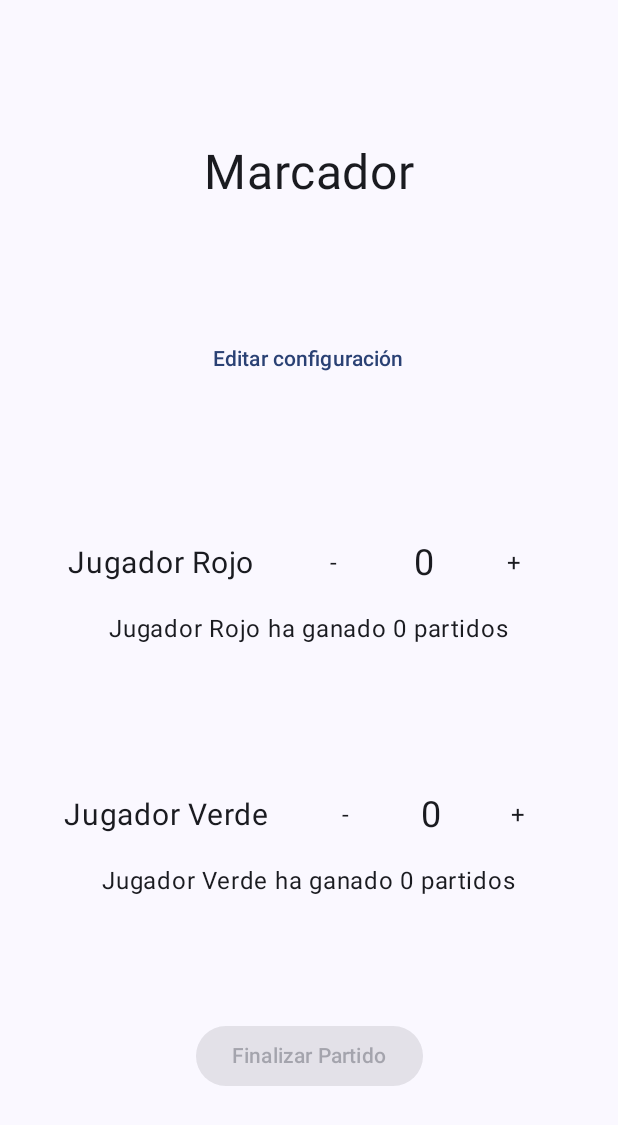
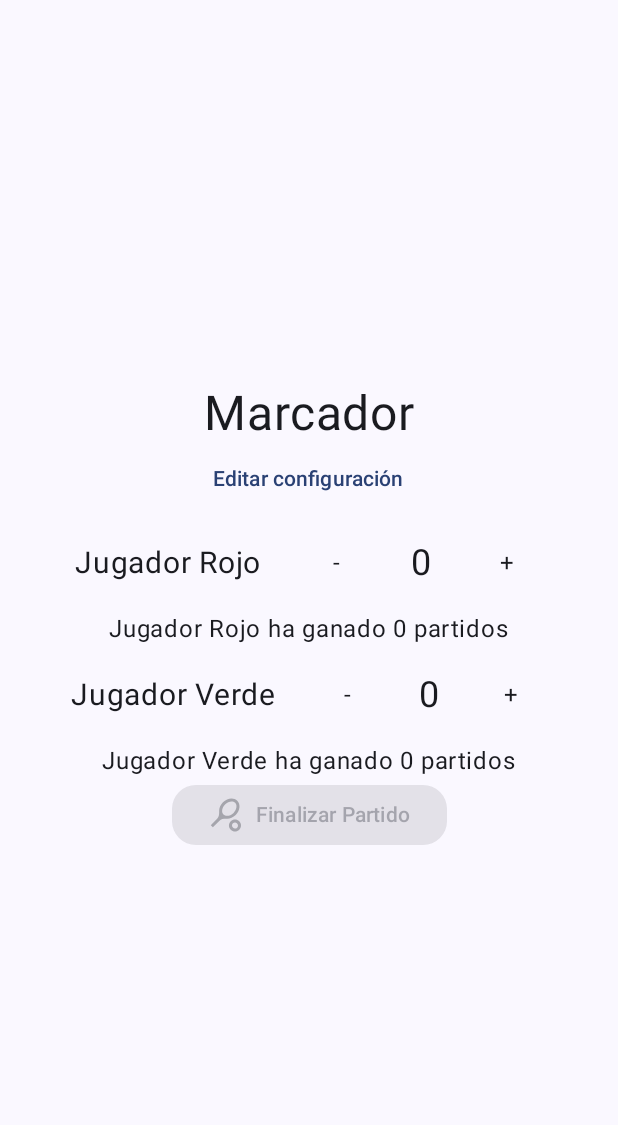
Before and after one commit to edwinvasa/PingPongChamp, an Android app built with Jetpack Compose: the ScoreboardScreen screen opened through its navigation route, after a tap on "Aceptar", on a phone screen of 412 x 824 dp. Shown: the top 1125 px of the screen. Run offline under Robolectric (Android 15) with nearby library versions, the phone set to English and light mode, and no system bars; our stand-ins replace Dagger/Hilt's generated code.

Commit message:
mejorando estetica.

```diff
--- a/app/build.gradle.kts
+++ b/app/build.gradle.kts
@@ -62,6 +62,8 @@ dependencies {
 
     implementation("com.airbnb.android:lottie-compose:6.3.0")
     implementation("androidx.compose.animation:animation:1.5.0")
+    implementation("androidx.compose.material:material-icons-extended")
+
     // Test
     testImplementation(libs.junit)
     androidTestImplementation(libs.androidx.junit)
--- a/app/src/main/java/com/edwinvasa/pingpongchamp/presentation/scoreboard/EndMatchButton.kt
+++ b/app/src/main/java/com/edwinvasa/pingpongchamp/presentation/scoreboard/EndMatchButton.kt
@@ -1,5 +1,6 @@
 package com.edwinvasa.pingpongchamp.presentation.scoreboard
 
+import androidx.compose.foundation.layout.padding
 import androidx.compose.material3.Button
 import androidx.compose.material3.SnackbarHostState
 import androidx.compose.material3.Text
@@ -7,6 +8,14 @@ import androidx.compose.runtime.Composable
 import com.edwinvasa.pingpongchamp.presentation.bracket.BracketViewModel
 import kotlinx.coroutines.CoroutineScope
 import kotlinx.coroutines.launch
+import androidx.compose.foundation.shape.RoundedCornerShape
+import androidx.compose.material.icons.Icons
+import androidx.compose.material.icons.filled.SportsTennis
+import androidx.compose.material3.Icon
+import androidx.compose.material3.ButtonDefaults
+import androidx.compose.material3.MaterialTheme
+import androidx.compose.ui.Modifier
+import androidx.compose.ui.unit.dp
 
 @Composable
 fun EndMatchButton(
@@ -63,9 +72,16 @@ fun EndMatchButton(
                     viewModel.greenPoints.value,
                     viewModel.winningPoints.value,
                     viewModel.suddenDeathEnabled.value
-                )
+                ),
+        shape = RoundedCornerShape(16.dp),
+        elevation = ButtonDefaults.buttonElevation(defaultElevation = 4.dp),
+        colors = ButtonDefaults.buttonColors(
+            containerColor = MaterialTheme.colorScheme.primary,
+            contentColor = MaterialTheme.colorScheme.onPrimary
+        )
     ) {
-        Text("Finalizar Partido")
+        Icon(Icons.Default.SportsTennis, contentDescription = "Tennis", modifier = Modifier.padding(end = 8.dp))
+        Text("Finalizar Partido", style = MaterialTheme.typography.labelLarge)
     }
 }
 
--- a/app/src/main/java/com/edwinvasa/pingpongchamp/presentation/scoreboard/MatchConfigurationDialog.kt
+++ b/app/src/main/java/com/edwinvasa/pingpongchamp/presentation/scoreboard/MatchConfigurationDialog.kt
@@ -1,92 +1,138 @@
 package com.edwinvasa.pingpongchamp.presentation.scoreboard
 
-import androidx.compose.foundation.layout.Arrangement
-import androidx.compose.foundation.layout.Column
-import androidx.compose.foundation.layout.Row
-import androidx.compose.foundation.layout.Spacer
-import androidx.compose.foundation.layout.fillMaxWidth
-import androidx.compose.foundation.layout.width
-import androidx.compose.material3.AlertDialog
-import androidx.compose.material3.Checkbox
-import androidx.compose.material3.OutlinedTextField
-import androidx.compose.material3.RadioButton
-import androidx.compose.material3.Text
-import androidx.compose.material3.TextButton
+import androidx.compose.foundation.layout.*
+import androidx.compose.foundation.shape.RoundedCornerShape
+import androidx.compose.material.icons.Icons
+import androidx.compose.material.icons.filled.SportsTennis
+import androidx.compose.material.icons.filled.Visibility
+import androidx.compose.material3.*
 import androidx.compose.runtime.Composable
 import androidx.compose.ui.Alignment
 import androidx.compose.ui.Modifier
 import androidx.compose.ui.unit.dp
-
+import androidx.compose.ui.window.Dialog
 
 @Composable
 fun MatchConfigurationDialog(viewModel: ScoreboardViewModel) {
-    AlertDialog(
-        onDismissRequest = {},
-        confirmButton = {
-            TextButton(onClick = { viewModel.showDialog.value = false }) {
-                Text("Aceptar")
-            }
-        },
-        title = { Text("Configuración del partido") },
-        text = {
-            Column(verticalArrangement = Arrangement.spacedBy(8.dp)) {
+    Dialog(onDismissRequest = { viewModel.showDialog.value = false }) {
+        Surface(
+            shape = RoundedCornerShape(16.dp),
+            tonalElevation = 4.dp,
+            modifier = Modifier
+                .fillMaxWidth()
+                .padding(16.dp)
+        ) {
+            Column(
+                modifier = Modifier.padding(24.dp),
+                verticalArrangement = Arrangement.spacedBy(16.dp)
+            ) {
+                Text(
+                    "Configuración del partido",
+                    style = MaterialTheme.typography.titleLarge
+                )
+
                 OutlinedTextField(
                     value = viewModel.redName.value,
                     onValueChange = { viewModel.redName.value = it },
                     label = { Text("Nombre jugador rojo") },
-                    modifier = Modifier.fillMaxWidth()
+                    modifier = Modifier.fillMaxWidth(),
+                    textStyle = MaterialTheme.typography.bodyMedium
                 )
+
                 OutlinedTextField(
                     value = viewModel.greenName.value,
                     onValueChange = { viewModel.greenName.value = it },
                     label = { Text("Nombre jugador verde") },
-                    modifier = Modifier.fillMaxWidth()
+                    modifier = Modifier.fillMaxWidth(),
+                    textStyle = MaterialTheme.typography.bodyMedium
                 )
+
                 OutlinedTextField(
                     value = viewModel.winningPoints.value.toString(),
-                    onValueChange = { viewModel.winningPoints.value = it.toIntOrNull() ?: 5 },
+                    onValueChange = {
+                        viewModel.winningPoints.value = it.toIntOrNull() ?: 5
+                    },
                     label = { Text("Puntos para ganar") },
-                    modifier = Modifier.fillMaxWidth()
+                    modifier = Modifier.fillMaxWidth(),
+                    textStyle = MaterialTheme.typography.bodyMedium
                 )
+
                 OutlinedTextField(
                     value = viewModel.totalGames.value.toString(),
-                    onValueChange = { viewModel.totalGames.value = it.toIntOrNull() ?: 5 },
+                    onValueChange = {
+                        viewModel.totalGames.value = it.toIntOrNull() ?: 5
+                    },
                     label = { Text("Total de partidos que se deben ganar") },
-                    modifier = Modifier.fillMaxWidth()
+                    modifier = Modifier.fillMaxWidth(),
+                    textStyle = MaterialTheme.typography.bodyMedium
                 )
+
+                Row(
+                    verticalAlignment = Alignment.CenterVertically,
+                    horizontalArrangement = Arrangement.spacedBy(8.dp)
+                ) {
+                    Icon(Icons.Default.Visibility, contentDescription = null)
+                    Checkbox(
+                        checked = viewModel.showServeIndicator.value,
+                        onCheckedChange = { viewModel.showServeIndicator.value = it }
+                    )
+                    Text("Mostrar quién lleva el saque", style = MaterialTheme.typography.bodyMedium)
+                }
+
+                if (viewModel.showServeIndicator.value) {
                     OutlinedTextField(
                         value = viewModel.serveChangeFrequency.value.toString(),
-                    onValueChange = { viewModel.serveChangeFrequency.value = it.toIntOrNull() ?: 2 },
+                        onValueChange = {
+                            viewModel.serveChangeFrequency.value = it.toIntOrNull() ?: 2
+                        },
                         label = { Text("Cambiar saque cada X puntos") },
                         modifier = Modifier.fillMaxWidth(),
-                    enabled = viewModel.showServeIndicator.value
+                        textStyle = MaterialTheme.typography.bodyMedium
                     )
+
+                    Column {
+                        Text("Empieza sacando:", style = MaterialTheme.typography.bodyMedium)
                         Row(verticalAlignment = Alignment.CenterVertically) {
-                    Checkbox(checked = viewModel.showServeIndicator.value, onCheckedChange = { viewModel.showServeIndicator.value = it })
-                    Text("Mostrar quién lleva el saque")
-                }
-                if (viewModel.showServeIndicator.value) {
-                    Row(verticalAlignment = Alignment.CenterVertically) {
-                        Text("Empieza sacando:")
-                        Spacer(Modifier.width(8.dp))
                             RadioButton(
                                 selected = viewModel.initialServer.value == "rojo",
                                 onClick = { viewModel.initialServer.value = "rojo" }
                             )
-                        Text("Jugador Rojo")
-                        Spacer(Modifier.width(8.dp))
+                            Text(viewModel.redName.value)
+                        }
+                        Row(verticalAlignment = Alignment.CenterVertically) {
                             RadioButton(
                                 selected = viewModel.initialServer.value == "verde",
                                 onClick = { viewModel.initialServer.value = "verde" }
                             )
-                        Text("Jugador Verde")
-                    }
-                }
-                Row(verticalAlignment = Alignment.CenterVertically) {
-                    Checkbox(checked = viewModel.suddenDeathEnabled.value, onCheckedChange = { viewModel.suddenDeathEnabled.value = it })
-                    Text("Requiere ventaja de 2 puntos al empatar")
+                            Text(viewModel.greenName.value)
                         }
                     }
                 }
+
+                Row(verticalAlignment = Alignment.CenterVertically) {
+                    Checkbox(
+                        checked = viewModel.suddenDeathEnabled.value,
+                        onCheckedChange = { viewModel.suddenDeathEnabled.value = it }
                     )
+                    Text("Requiere ventaja de 2 puntos al empatar", style = MaterialTheme.typography.bodyMedium)
                 }
+
+                Button(
+                    onClick = { viewModel.showDialog.value = false },
+                    shape = RoundedCornerShape(12.dp),
+                    elevation = ButtonDefaults.buttonElevation(defaultElevation = 4.dp),
+                    colors = ButtonDefaults.buttonColors(
+                        containerColor = MaterialTheme.colorScheme.primary,
+                        contentColor = MaterialTheme.colorScheme.onPrimary
+                    ),
+                    modifier = Modifier
+                        .align(Alignment.End)
+                        .padding(top = 8.dp)
+                ) {
+                    Icon(Icons.Default.SportsTennis, contentDescription = null, modifier = Modifier.padding(end = 4.dp))
+                    Text("Aceptar", style = MaterialTheme.typography.labelLarge)
+                }
+            }
+        }
+    }
+}
--- a/app/src/main/java/com/edwinvasa/pingpongchamp/presentation/scoreboard/ScoreboardScreen.kt
+++ b/app/src/main/java/com/edwinvasa/pingpongchamp/presentation/scoreboard/ScoreboardScreen.kt
@@ -21,6 +21,7 @@ import com.airbnb.lottie.compose.animateLottieCompositionAsState
 import com.airbnb.lottie.compose.rememberLottieComposition
 import com.edwinvasa.pingpongchamp.R
 import com.edwinvasa.pingpongchamp.presentation.main.Routes
+import kotlinx.coroutines.CoroutineScope
 import kotlinx.coroutines.launch
 
 @Composable
@@ -100,97 +101,76 @@ fun ScoreboardScreen(
                 .fillMaxSize()
                 .padding(padding)
         ) {
+            BoxWithConstraints(
+                modifier = Modifier
+                    .fillMaxSize()
+            ) {
+                val isPortrait = maxHeight > maxWidth
+
+                if (isPortrait) {
                     Column(
                         modifier = Modifier
                             .fillMaxSize()
-                    .padding(padding)
                             .padding(16.dp),
                         verticalArrangement = Arrangement.SpaceEvenly,
                         horizontalAlignment = Alignment.CenterHorizontally
                     ) {
-                Text("Marcador", fontSize = 32.sp)
-
-                if (isCustomMatch) {
-                    TextButton(onClick = { viewModel.showDialog.value = true }) {
-                        Text("Editar configuración")
+                        ScoreboardContent(
+                            viewModel = viewModel,
+                            isCustomMatch = isCustomMatch,
+                            matchId = matchId,
+                            bracketViewModel = bracketViewModel,
+                            snackbarHostState = snackbarHostState,
+                            coroutineScope = coroutineScope,
+                            showBigWinnerText = showBigWinnerText
+                        )
+                    }
+                } else {
+                    Row(
+                        modifier = Modifier
+                            .fillMaxSize()
+                            .padding(16.dp),
+                        horizontalArrangement = Arrangement.SpaceEvenly,
+                        verticalAlignment = Alignment.CenterVertically
+                    ) {
+                        ScoreboardContent(
+                            viewModel = viewModel,
+                            isCustomMatch = isCustomMatch,
+                            matchId = matchId,
+                            bracketViewModel = bracketViewModel,
+                            snackbarHostState = snackbarHostState,
+                            coroutineScope = coroutineScope,
+                            showBigWinnerText = showBigWinnerText,
+                            isHorizontal = true
+                        )
+                    }
                 }
             }
 
-                PlayerScoreSection(
-                    name = viewModel.redName.value,
-                    score = viewModel.redPoints.value,
-                    wins = viewModel.redWins.value,
-                    onPlus = { if (!viewModel.isGameOver) viewModel.redPoints.value++ },
-                    onMinus = { if (!viewModel.isGameOver && viewModel.redPoints.value > 0) viewModel.redPoints.value-- },
-                    isServing = viewModel.currentServer == "rojo",
-                    enabled = viewModel.winner.value == null
-                )
-
-                PlayerScoreSection(
-                    name = viewModel.greenName.value,
-                    score = viewModel.greenPoints.value,
-                    wins = viewModel.greenWins.value,
-                    onPlus = { if (!viewModel.isGameOver) viewModel.greenPoints.value++ },
-                    onMinus = { if (!viewModel.isGameOver && viewModel.greenPoints.value > 0) viewModel.greenPoints.value-- },
-                    isServing = viewModel.currentServer == "verde",
-                    enabled = viewModel.winner.value == null
-                )
-
-                EndMatchButton(
-                    viewModel = viewModel,
-                    isGameOver = viewModel.isGameOver,
-                    matchId = matchId,
-                    bracketViewModel = bracketViewModel,
-                    snackbarHostState = snackbarHostState,
-                    scope = coroutineScope
-                )
-
-                viewModel.winner.value?.let {
-                    Text("¡Ganador: $it!", color = MaterialTheme.colorScheme.primary)
-
-                    Button(onClick = { viewModel.resetMatch() }) {
-                        Text("Reiniciar Marcador")
-                    }
-                }
-
-                MatchHistorySection(
-                    matchHistory = viewModel.matchHistory,
-                    redName = viewModel.redName.value,
-                    greenName = viewModel.greenName.value,
-                    showHistory = viewModel.showHistory.value,
-                    onToggleHistory = {
-                        viewModel.showHistory.value = !viewModel.showHistory.value
-                    },
-                    onClearHistory = { viewModel.clearHistory() }
-                )
-            }
-
+            // Animaciones y efectos
             if (viewModel.showSuddenDeathAnimation.value) {
                 Box(
-                    modifier = Modifier
-                        .fillMaxSize(),
+                    modifier = Modifier.fillMaxSize(),
                     contentAlignment = Alignment.Center
                 ) {
                     LottieAnimationView(animationFile = "animations/sudden_death.json")
                 }
             }
 
+            if (viewModel.showConfettiAnimation.value) {
                 Box(
-                modifier = Modifier
-                    .fillMaxSize(),
+                    modifier = Modifier.fillMaxSize(),
                     contentAlignment = Alignment.Center
                 ) {
-                if (viewModel.showConfettiAnimation.value) {
                     LottieAnimationView(animationFile = "animations/confetti.json", size = 500.dp)
                 }
             }
 
+            if (showBigWinnerText.value && viewModel.winner.value != null) {
                 Box(
-                modifier = Modifier
-                    .fillMaxSize(),
+                    modifier = Modifier.fillMaxSize(),
                     contentAlignment = Alignment.Center
                 ) {
-                if (showBigWinnerText.value && viewModel.winner.value != null) {
                     Text(
                         text = "🏆 ¡${viewModel.winner.value} gana! 🏆",
                         fontSize = 30.sp,
@@ -226,3 +206,102 @@ fun LottieAnimationView(animationFile: String, size: Dp = 250.dp) {
         modifier = Modifier.size(size)
     )
 }
+
+@Composable
+fun ScoreboardContent(
+    viewModel: ScoreboardViewModel,
+    isCustomMatch: Boolean,
+    matchId: String?,
+    bracketViewModel: BracketViewModel?,
+    snackbarHostState: SnackbarHostState,
+    coroutineScope: CoroutineScope,
+    showBigWinnerText: MutableState<Boolean>,
+    isHorizontal: Boolean = false
+) {
+    Column(
+        modifier = Modifier
+            .fillMaxWidth()
+            .padding(8.dp),
+        horizontalAlignment = Alignment.CenterHorizontally
+    ) {
+        Text("Marcador", fontSize = 32.sp)
+
+        if (isCustomMatch) {
+            TextButton(onClick = { viewModel.showDialog.value = true }) {
+                Text("Editar configuración")
+            }
+        }
+
+        if (isHorizontal) {
+            Row(
+                modifier = Modifier.fillMaxWidth(),
+                horizontalArrangement = Arrangement.SpaceEvenly
+            ) {
+                PlayerScoreSection(
+                    name = viewModel.redName.value,
+                    score = viewModel.redPoints.value,
+                    wins = viewModel.redWins.value,
+                    onPlus = { if (!viewModel.isGameOver) viewModel.redPoints.value++ },
+                    onMinus = { if (!viewModel.isGameOver && viewModel.redPoints.value > 0) viewModel.redPoints.value-- },
+                    isServing = viewModel.currentServer == "rojo",
+                    enabled = viewModel.winner.value == null
+                )
+
+                PlayerScoreSection(
+                    name = viewModel.greenName.value,
+                    score = viewModel.greenPoints.value,
+                    wins = viewModel.greenWins.value,
+                    onPlus = { if (!viewModel.isGameOver) viewModel.greenPoints.value++ },
+                    onMinus = { if (!viewModel.isGameOver && viewModel.greenPoints.value > 0) viewModel.greenPoints.value-- },
+                    isServing = viewModel.currentServer == "verde",
+                    enabled = viewModel.winner.value == null
+                )
+            }
+        } else {
+            PlayerScoreSection(
+                name = viewModel.redName.value,
+                score = viewModel.redPoints.value,
+                wins = viewModel.redWins.value,
+                onPlus = { if (!viewModel.isGameOver) viewModel.redPoints.value++ },
+                onMinus = { if (!viewModel.isGameOver && viewModel.redPoints.value > 0) viewModel.redPoints.value-- },
+                isServing = viewModel.currentServer == "rojo",
+                enabled = viewModel.winner.value == null
+            )
+
+            PlayerScoreSection(
+                name = viewModel.greenName.value,
+                score = viewModel.greenPoints.value,
+                wins = viewModel.greenWins.value,
+                onPlus = { if (!viewModel.isGameOver) viewModel.greenPoints.value++ },
+                onMinus = { if (!viewModel.isGameOver && viewModel.greenPoints.value > 0) viewModel.greenPoints.value-- },
+                isServing = viewModel.currentServer == "verde",
+                enabled = viewModel.winner.value == null
+            )
+        }
+
+        EndMatchButton(
+            viewModel = viewModel,
+            isGameOver = viewModel.isGameOver,
+            matchId = matchId,
+            bracketViewModel = bracketViewModel,
+            snackbarHostState = snackbarHostState,
+            scope = coroutineScope
+        )
+
+        viewModel.winner.value?.let {
+            Text("¡Ganador: $it!", color = MaterialTheme.colorScheme.primary)
+            Button(onClick = { viewModel.resetMatch() }) {
+                Text("Reiniciar Marcador")
+            }
+        }
+
+        MatchHistorySection(
+            matchHistory = viewModel.matchHistory,
+            redName = viewModel.redName.value,
+            greenName = viewModel.greenName.value,
+            showHistory = viewModel.showHistory.value,
+            onToggleHistory = { viewModel.showHistory.value = !viewModel.showHistory.value },
+            onClearHistory = { viewModel.clearHistory() }
+        )
+    }
+}
```
Lines whose indentation alone changed are shown as unchanged.
